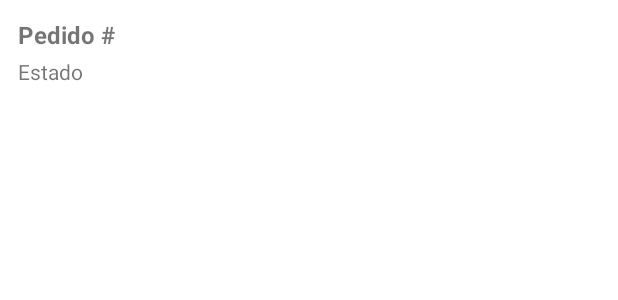
After one commit to bryan-my/XanoGamesStore, an Android app: the layout item_order.xml on its own in the app's theme, with its tools: preview values and no code run, on a phone screen of 412 x 824 dp. The commit adds this screen. Shown: the top 300 px of the screen. Run offline under Robolectric (Android 15) with nearby library versions, the phone set to English and light mode, and no system bars; network calls fail.

Commit message:
Añadido pestaña para ver mis pedidos con su respectivo estado (basico)

```diff
--- a/app/src/main/java/com/miapp/xanogamesstore/model/CartDto.kt
+++ b/app/src/main/java/com/miapp/xanogamesstore/model/CartDto.kt
@@ -10,6 +10,6 @@ data class CartDto(
     val id: Int,
     val user_id: Int,
     val total: Int,
-    val product_id: List<Int>,
+    val product_id: Any?,
     val approved: Boolean
 )
--- /dev/null
+++ b/app/src/main/res/layout/item_order.xml
@@ -0,0 +1,25 @@
+<?xml version="1.0" encoding="utf-8"?>
+<LinearLayout xmlns:android="http://schemas.android.com/apk/res/android"
+    android:orientation="vertical"
+    android:layout_width="match_parent"
+    android:layout_height="wrap_content"
+    android:padding="12dp">
+
+    <!-- Identificador y total -->
+    <TextView
+        android:id="@+id/tvOrderInfo"
+        android:layout_width="match_parent"
+        android:layout_height="wrap_content"
+        android:textStyle="bold"
+        android:textSize="16sp"
+        android:text="Pedido #" />
+
+    <!-- Estado (aprobado o pendiente) -->
+    <TextView
+        android:id="@+id/tvOrderStatus"
+        android:layout_width="match_parent"
+        android:layout_height="wrap_content"
+        android:layout_marginTop="4dp"
+        android:textSize="14sp"
+        android:text="Estado" />
+</LinearLayout>
--- a/app/src/main/res/menu/bottom_customer.xml
+++ b/app/src/main/res/menu/bottom_customer.xml
@@ -11,4 +11,8 @@
     <item android:id="@+id/nav_cart"
         android:title="@string/title_cart"
         android:icon="@drawable/ic_cart"/>
+    <item
+        android:id="@+id/nav_orders"
+        android:title="@string/title_orders"
+        android:icon="@drawable/ic_list" />
 </menu>
--- a/app/src/main/res/values/strings.xml
+++ b/app/src/main/res/values/strings.xml
@@ -7,6 +7,8 @@
     <string name="title_products">Productos</string>
     <string name="title_add">Agregar</string>
     <string name="title_cart">Carrito</string>
+    <string name="title_orders">Mis pedidos</string>
+    <string name="orders_empty">Aún no tienes pedidos</string>
 
     <!-- Acciones -->
     <string name="action_add">Agregar</string>
```
Also changed, not shown: app/src/main/java/com/miapp/xanogamesstore/api/Services.kt (+17 -7 lines), app/src/main/java/com/miapp/xanogamesstore/ui/CartFragment.kt (+9 -10 lines), app/src/main/java/com/miapp/xanogamesstore/ui/HomeActivity.kt (+6 -1 lines), app/src/main/java/com/miapp/xanogamesstore/ui/OrdersFragment.kt (added, +87 -0 lines), app/src/main/java/com/miapp/xanogamesstore/ui/adapter/OrdersAdapter.kt (added, +48 -0 lines), app/src/main/res/layout/fragment_orders.xml (added, +22 -0 lines).
